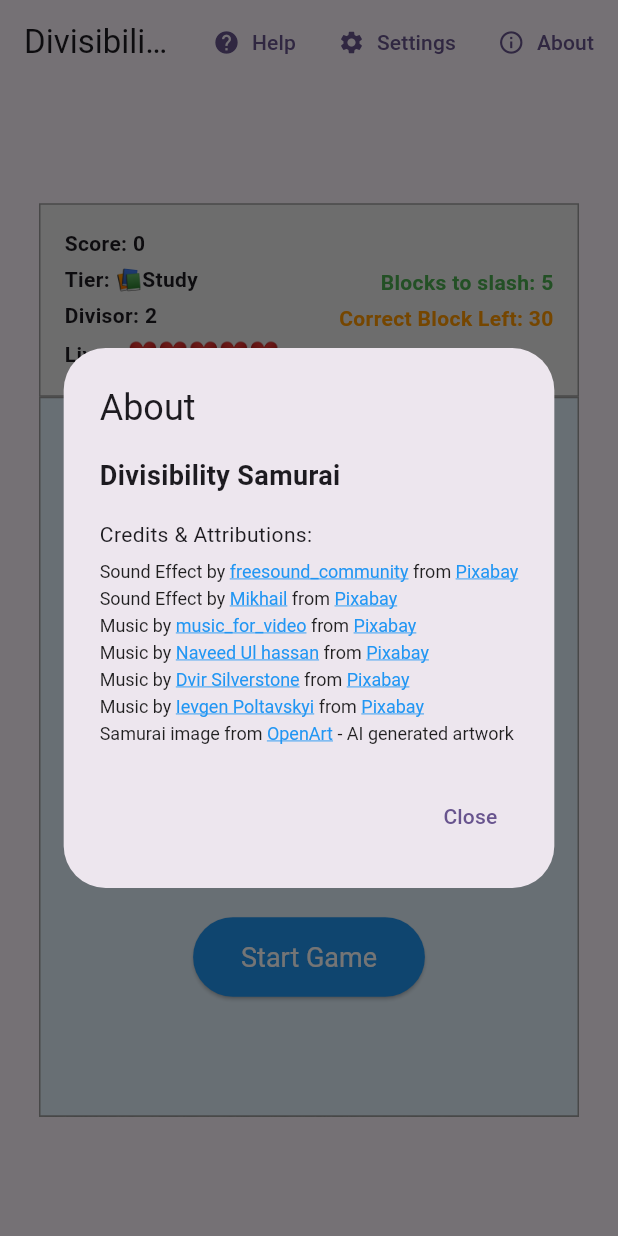
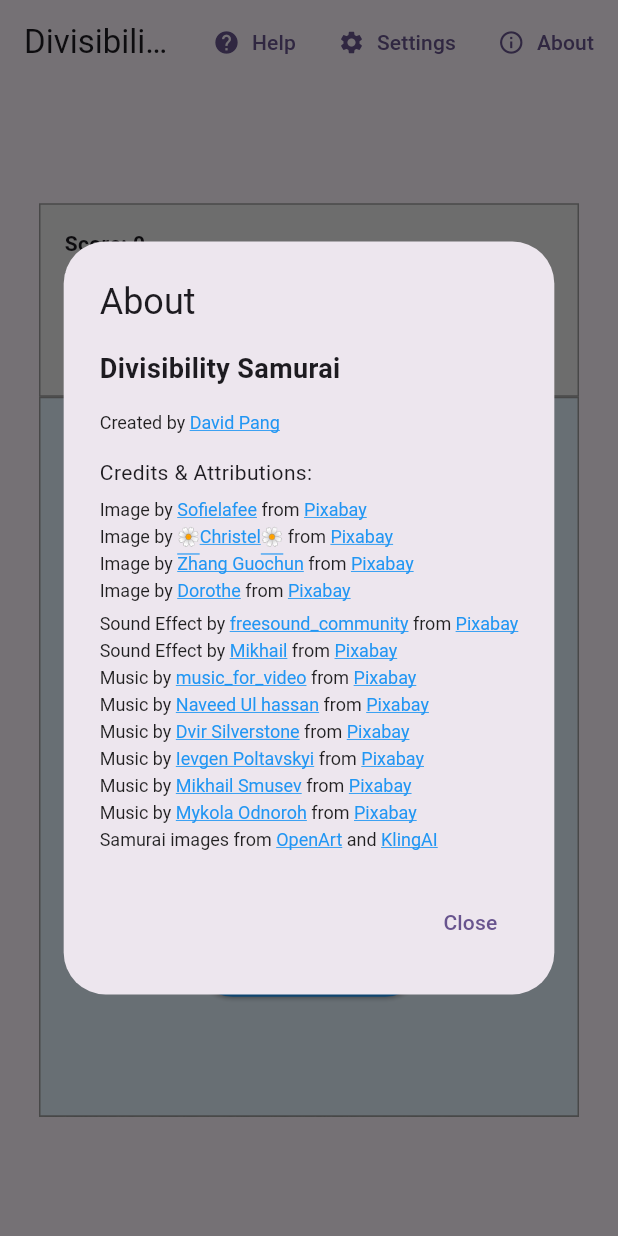
Before and after one commit to davidpangsw/divisibility-samurai, a Flutter app: the screen it shows after launch, after a tap on "About", on a phone screen of 412 x 824 dp. Run offline on Flutter 3.47's test engine with Material 3 defaults, Android fonts, the phone set to English and light mode, and no system bars; our stand-ins replace google_fonts; missing offline and left inert: dart:html, universal_html.

Commit message:
phase21 done; attributions

```diff
--- a/lib/widgets/about_dialog/about_dialog.dart
+++ b/lib/widgets/about_dialog/about_dialog.dart
@@ -27,7 +27,60 @@ class AboutGameDialog extends StatelessWidget {
               style: TextStyle(fontSize: 18, fontWeight: FontWeight.bold),
             ),
             const SizedBox(height: 16),
+
+            // Author section
+            _buildAttribution(
+              'Created by ',
+              'David Pang',
+              'https://linktr.ee/davidpangsw',
+              '',
+              '',
+              '',
+            ),
+            const SizedBox(height: 16),
+
             const Text('Credits & Attributions:'),
+            const SizedBox(height: 8),
+
+            // Image attributions
+            _buildAttribution(
+              'Image by ',
+              'Sofielafee',
+              'https://pixabay.com/users/sofielafee-10521331/?utm_source=link-attribution&utm_medium=referral&utm_campaign=image&utm_content=4313104',
+              ' from ',
+              'Pixabay',
+              'https://pixabay.com//?utm_source=link-attribution&utm_medium=referral&utm_campaign=image&utm_content=4313104',
+            ),
+            const SizedBox(height: 4),
+
+            _buildAttribution(
+              'Image by ',
+              '🌼Christel🌼',
+              'https://pixabay.com/users/chiemseherin-1425977/?utm_source=link-attribution&utm_medium=referral&utm_campaign=image&utm_content=8892397',
+              ' from ',
+              'Pixabay',
+              'https://pixabay.com//?utm_source=link-attribution&utm_medium=referral&utm_campaign=image&utm_content=8892397',
+            ),
+            const SizedBox(height: 4),
+
+            _buildAttribution(
+              'Image by ',
+              'Zhang Guochun',
+              'https://pixabay.com/users/张国纯-20854249/?utm_source=link-attribution&utm_medium=referral&utm_campaign=image&utm_content=6122667',
+              ' from ',
+              'Pixabay',
+              'https://pixabay.com//?utm_source=link-attribution&utm_medium=referral&utm_campaign=image&utm_content=6122667',
+            ),
+            const SizedBox(height: 4),
+
+            _buildAttribution(
+              'Image by ',
+              'Dorothe',
+              'https://pixabay.com/users/darkmoon_art-1664300/?utm_source=link-attribution&utm_medium=referral&utm_campaign=image&utm_content=5077455',
+              ' from ',
+              'Pixabay',
+              'https://pixabay.com//?utm_source=link-attribution&utm_medium=referral&utm_campaign=image&utm_content=5077455',
+            ),
             const SizedBox(height: 8),
 
             // Sound attributions
@@ -92,12 +145,32 @@ class AboutGameDialog extends StatelessWidget {
             const SizedBox(height: 4),
 
             _buildAttribution(
-              'Samurai image from ',
+              'Music by ',
+              'Mikhail Smusev',
+              'https://pixabay.com/users/sigmamusicart-36860929/?utm_source=link-attribution&utm_medium=referral&utm_campaign=music&utm_content=368633',
+              ' from ',
+              'Pixabay',
+              'https://pixabay.com//?utm_source=link-attribution&utm_medium=referral&utm_campaign=music&utm_content=368633',
+            ),
+            const SizedBox(height: 4),
+
+            _buildAttribution(
+              'Music by ',
+              'Mykola Odnoroh',
+              'https://pixabay.com/users/lkoliks-48415707/?utm_source=link-attribution&utm_medium=referral&utm_campaign=music&utm_content=332339',
+              ' from ',
+              'Pixabay',
+              'https://pixabay.com//?utm_source=link-attribution&utm_medium=referral&utm_campaign=music&utm_content=332339',
+            ),
+            const SizedBox(height: 4),
+
+            _buildAttribution(
+              'Samurai images from ',
               'OpenArt',
               'https://openart.ai/',
-              ' - AI generated artwork',
-              '',
-              '',
+              ' and ',
+              'KlingAI',
+              'https://klingai.com/',
             ),
           ],
         ),
```
Also changed, not shown: 4 other files.
